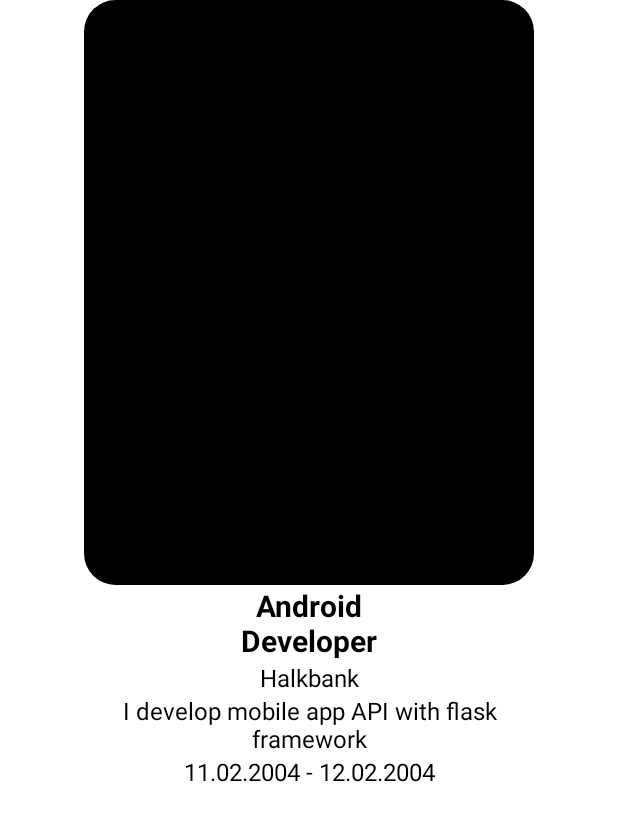
After one commit to alpermelkeli/PersonalBlog, an Android app: the layout item_experience.xml on its own in the app's theme, with its tools: preview values and no code run, on a phone screen of 412 x 824 dp. The commit adds this screen. Shown: the top 821 px of the screen. Run offline under Robolectric (Android 15) with nearby library versions, the phone set to English and light mode, and no system bars.

Commit message:
ExperienceActivity.java completed.

```diff
--- a/app/build.gradle
+++ b/app/build.gradle
@@ -45,6 +45,7 @@ dependencies {
     implementation 'androidx.constraintlayout:constraintlayout:2.1.4'
     implementation 'com.google.firebase:firebase-firestore:24.10.0'
     testImplementation 'junit:junit:4.13.2'
+    implementation('androidx.viewpager2:viewpager2:1.0.0')
     androidTestImplementation 'androidx.test.ext:junit:1.1.5'
     androidTestImplementation 'androidx.test.espresso:espresso-core:3.5.1'
 }
--- a/app/src/main/res/drawable/app_background.xml
+++ b/app/src/main/res/drawable/app_background.xml
@@ -3,7 +3,7 @@
 <item>
 <shape android:shape="rectangle">
 
-    <gradient android:startColor="#6FDAD5" android:angle="90"
+    <gradient android:startColor="#73E3DE" android:angle="90"
         android:centerColor="#1F807C"
         android:endColor="#0D4543">
 
--- a/app/src/main/res/drawable/background_contact.xml
+++ b/app/src/main/res/drawable/background_contact.xml
@@ -3,14 +3,14 @@
 <layer-list xmlns:android="http://schemas.android.com/apk/res/android">
     <item>
         <shape android:shape="rectangle">
-            <solid android:color="#FFFFFF" />
+            <solid android:color="#B1F1EE" />
             <corners android:topRightRadius="20dp"
                 android:topLeftRadius="20dp" />
         </shape>
     </item>
     <item>
         <shape android:shape="rectangle">
-            <solid android:color="#FFFFFF" />
+            <solid android:color="#B1F1EE" />
             <corners android:topRightRadius="20dp"
                 android:topLeftRadius="20dp"
                 />
--- a/app/src/main/res/layout/fragment_project.xml
+++ b/app/src/main/res/layout/fragment_project.xml
@@ -153,7 +153,6 @@
             android:layout_height="30dp"
             android:text="Projects"
             android:textSize="24sp"
-            android:textColor="@color/white"
             android:textAllCaps="false"
             android:textStyle="bold"
             android:layout_marginStart="25dp"/>
--- /dev/null
+++ b/app/src/main/res/layout/item_experience.xml
@@ -0,0 +1,63 @@
+<?xml version="1.0" encoding="utf-8"?>
+<LinearLayout xmlns:android="http://schemas.android.com/apk/res/android"
+    android:layout_width="match_parent"
+    android:layout_height="match_parent"
+    xmlns:app="http://schemas.android.com/apk/res-auto"
+    android:orientation="vertical">
+
+
+
+
+    <com.google.android.material.imageview.ShapeableImageView
+        android:id="@+id/experienceShapeableImageView"
+        android:layout_width="300dp"
+        android:layout_height="390dp"
+        android:src="@color/black"
+        app:shapeAppearanceOverlay="@style/OvalStyle1"
+        android:layout_gravity="center_horizontal"
+        />
+
+    <TextView
+        android:id="@+id/titleTextView"
+        android:layout_width="150dp"
+        android:textAlignment="center"
+        android:layout_height="wrap_content"
+        android:layout_gravity="center_horizontal"
+        android:textSize="20sp"
+        android:textStyle="bold"
+        android:text="Android Developer"
+        android:textColor="@android:color/black" />
+
+    <TextView
+        android:id="@+id/companyTextView"
+        android:layout_width="100dp"
+        android:textAlignment="center"
+        android:text="Halkbank"
+        android:layout_gravity="center_horizontal"
+
+        android:layout_height="wrap_content"
+        android:textSize="16sp"
+        android:textColor="@color/black" />
+
+    <TextView
+        android:id="@+id/descriptionTextView"
+        android:layout_width="300dp"
+        android:layout_height="wrap_content"
+        android:textAlignment="center"
+        android:layout_gravity="center_horizontal"
+        android:text="I develop mobile app API with flask framework"
+        android:textSize="16sp"
+        android:textColor="@android:color/black" />
+    <TextView
+        android:id="@+id/dateTextView"
+        android:layout_width="200dp"
+        android:layout_height="wrap_content"
+        android:textAlignment="center"
+        android:layout_gravity="center_horizontal"
+
+        android:text="11.02.2004 - 12.02.2004"
+        android:textSize="16sp"
+        android:textColor="@color/black" />
+
+
+</LinearLayout>
--- a/app/src/main/res/layout/item_project.xml
+++ b/app/src/main/res/layout/item_project.xml
@@ -17,7 +17,6 @@
     android:layout_width="250dp"
     android:layout_height="24dp"
     android:textSize="18sp"
-        android:textColor="@color/white"
     android:textStyle="bold"
     android:layout_gravity="center_vertical"
         android:layout_marginStart="15dp"
--- a/app/src/main/res/values/strings.xml
+++ b/app/src/main/res/values/strings.xml
@@ -1,5 +1,11 @@
 <resources>
     <string name="app_name">PersonalBlog</string>
+    <!-- TODO: Remove or change this placeholder text -->
+    <string name="hello_blank_fragment">Hello blank fragment</string>
+
+    <dimen name="pageMargin">20dp</dimen>
+    <dimen name="pagerOffset">30dp</dimen>
+    <dimen name="pageMarginAndoffset">28dp</dimen>
 
 
 </resources>
--- a/app/src/main/res/values/themes.xml
+++ b/app/src/main/res/values/themes.xml
@@ -20,6 +20,10 @@
         <item name="cornerFamily">rounded</item>
         <item name="cornerSize">20%</item>
     </style>
+    <style name="OvalStyle1" parent="">
+        <item name="cornerFamily">rounded</item>
+        <item name="cornerSize">7%</item>
+    </style>
 
 
 </resources>
```
Also changed, not shown: app/src/main/java/com/alpermelkeli/personalblog/model/Experience.java (added, +52 -0 lines), app/src/main/java/com/alpermelkeli/personalblog/repository/ExperienceRepository.java (added, +57 -0 lines), app/src/main/java/com/alpermelkeli/personalblog/uı/experience/ExperienceActivity.java (+48 -0 lines), app/src/main/java/com/alpermelkeli/personalblog/uı/experience/adapter/ExperiencePagerAdapter.java (added, +68 -0 lines), app/src/main/java/com/alpermelkeli/personalblog/viewmodel/ExperienceViewModel.java (added, +34 -0 lines), app/src/main/res/layout/activity_experience.xml (+33 -2 lines).
